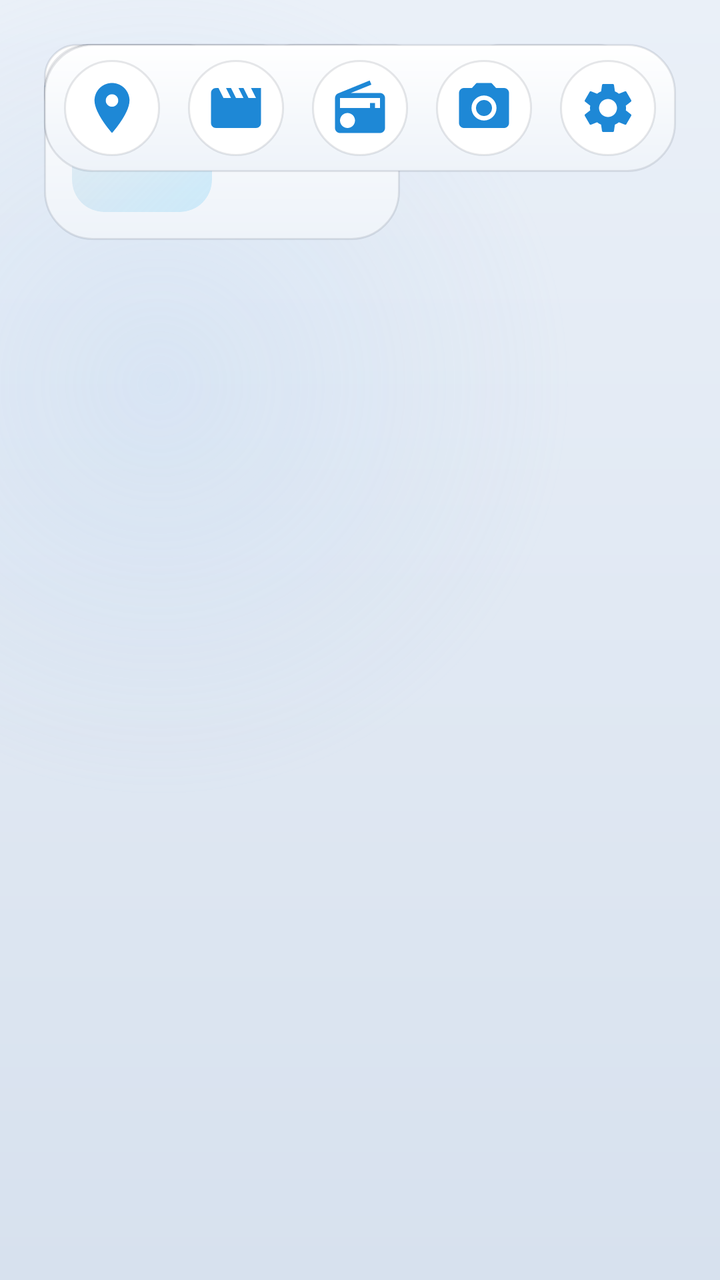
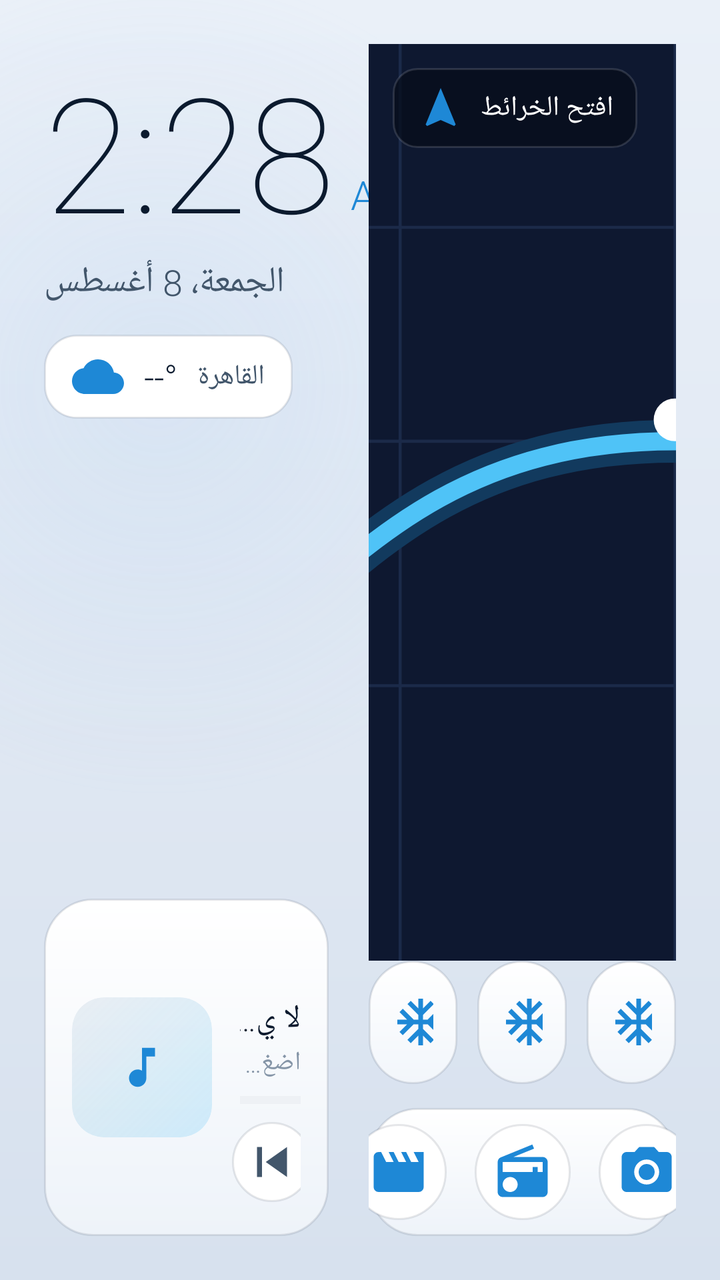

Before-and-after screenshots of an Android layout around one commit, followed by the original layout XML and the change that was made.
<!-- AndroidManifest.xml: application theme Theme.ZarwaLauncher -->
<!-- res/layout/fragment_dashboard.xml -->
<?xml version="1.0" encoding="utf-8"?>
<androidx.constraintlayout.widget.ConstraintLayout
    xmlns:android="http://schemas.android.com/apk/res/android"
    xmlns:app="http://schemas.android.com/apk/res/constraint"
    android:layout_width="match_parent"
    android:layout_height="match_parent"
    android:padding="22dp">

    <androidx.constraintlayout.widget.Guideline
        android:id="@+id/vGuide"
        android:layout_width="wrap_content"
        android:layout_height="wrap_content"
        android:orientation="vertical"
        app:layout_constraintGuide_percent="0.45" />

    
    <TextView
        android:id="@+id/txtClock"
        android:layout_width="wrap_content"
        android:layout_height="wrap_content"
        android:fontFamily="sans-serif-thin"
        android:text="2:28"
        android:textColor="@color/text_primary"
        android:textSize="80sp"
        app:layout_constraintStart_toStartOf="parent"
        app:layout_constraintTop_toTopOf="parent" />

    <TextView
        android:id="@+id/txtAmPm"
        android:layout_width="wrap_content"
        android:layout_height="wrap_content"
        android:layout_marginStart="8dp"
        android:layout_marginBottom="18dp"
        android:text="AM"
        android:textColor="@color/accent"
        android:textSize="20sp"
        app:layout_constraintBottom_toBottomOf="@id/txtClock"
        app:layout_constraintStart_toEndOf="@id/txtClock" />

    <TextView
        android:id="@+id/txtDate"
        android:layout_width="wrap_content"
        android:layout_height="wrap_content"
        android:fontFamily="sans-serif-light"
        android:text="الجمعة، 8 أغسطس"
        android:textColor="@color/text_secondary"
        android:textSize="18sp"
        app:layout_constraintStart_toStartOf="parent"
        app:layout_constraintTop_toBottomOf="@id/txtClock" />

    
    <LinearLayout
        android:id="@+id/weatherRow"
        android:layout_width="wrap_content"
        android:layout_height="wrap_content"
        android:layout_marginTop="14dp"
        android:background="@drawable/search_bg"
        android:gravity="center_vertical"
        android:orientation="horizontal"
        android:paddingHorizontal="14dp"
        android:paddingVertical="8dp"
        app:layout_constraintStart_toStartOf="parent"
        app:layout_constraintTop_toBottomOf="@id/txtDate">

        <ImageView
            android:id="@+id/weatherIcon"
            android:layout_width="26dp"
            android:layout_height="26dp"
            android:contentDescription="weather"
            android:src="@drawable/ic_cloud" />

        <TextView
            android:id="@+id/weatherTemp"
            android:layout_width="wrap_content"
            android:layout_height="wrap_content"
            android:layout_marginStart="10dp"
            android:text="--°"
            android:textColor="@color/text_primary"
            android:textSize="18sp" />

        <TextView
            android:id="@+id/weatherDesc"
            android:layout_width="wrap_content"
            android:layout_height="wrap_content"
            android:layout_marginStart="10dp"
            android:text="القاهرة"
            android:textColor="@color/text_secondary"
            android:textSize="14sp" />
    </LinearLayout>

    
    <androidx.constraintlayout.widget.ConstraintLayout
        android:id="@+id/mediaCard"
        android:layout_width="0dp"
        android:layout_height="wrap_content"
        android:background="@drawable/card_bg"
        android:padding="14dp"
        app:layout_constraintBottom_toBottomOf="parent"
        app:layout_constraintEnd_toStartOf="@id/vGuide"
        app:layout_constraintStart_toStartOf="parent">

        <ImageView
            android:id="@+id/albumArt"
            android:layout_width="70dp"
            android:layout_height="70dp"
            android:background="@drawable/album_placeholder"
            android:clipToOutline="true"
            android:contentDescription="album"
            android:scaleType="centerCrop"
            app:layout_constraintBottom_toBottomOf="parent"
            app:layout_constraintStart_toStartOf="parent"
            app:layout_constraintTop_toTopOf="parent" />

        <TextView
            android:id="@+id/txtTrack"
            android:layout_width="0dp"
            android:layout_height="wrap_content"
            android:layout_marginStart="14dp"
            android:ellipsize="end"
            android:maxLines="1"
            android:text="@string/now_playing"
            android:textColor="@color/text_primary"
            android:textSize="16sp"
            app:layout_constraintEnd_toEndOf="parent"
            app:layout_constraintStart_toEndOf="@id/albumArt"
            app:layout_constraintTop_toTopOf="@id/albumArt" />

        <TextView
            android:id="@+id/txtArtist"
            android:layout_width="0dp"
            android:layout_height="wrap_content"
            android:layout_marginStart="14dp"
            android:layout_marginTop="2dp"
            android:ellipsize="end"
            android:maxLines="1"
            android:text="@string/tap_to_play"
            android:textColor="@color/text_muted"
            android:textSize="13sp"
            app:layout_constraintEnd_toEndOf="parent"
            app:layout_constraintStart_toEndOf="@id/albumArt"
            app:layout_constraintTop_toBottomOf="@id/txtTrack" />

        <ProgressBar
            android:id="@+id/mediaProgress"
            style="?android:attr/progressBarStyleHorizontal"
            android:layout_width="0dp"
            android:layout_height="4dp"
            android:layout_marginStart="14dp"
            android:layout_marginTop="8dp"
            android:max="100"
            android:progress="0"
            android:progressTint="@color/accent"
            android:progressBackgroundTint="@color/stroke"
            app:layout_constraintEnd_toEndOf="parent"
            app:layout_constraintStart_toEndOf="@id/albumArt"
            app:layout_constraintTop_toBottomOf="@id/txtArtist" />

        <LinearLayout
            android:layout_width="wrap_content"
            android:layout_height="wrap_content"
            android:layout_marginStart="10dp"
            android:layout_marginTop="6dp"
            android:gravity="center_vertical"
            android:orientation="horizontal"
            app:layout_constraintStart_toEndOf="@id/albumArt"
            app:layout_constraintTop_toBottomOf="@id/mediaProgress">

            <ImageButton
                android:id="@+id/btnPrev"
                android:layout_width="40dp"
                android:layout_height="40dp"
                android:background="@drawable/btn_circle"
                android:contentDescription="prev"
                android:src="@drawable/ic_prev" />

            <ImageButton
                android:id="@+id/btnPlay"
                android:layout_width="46dp"
                android:layout_height="46dp"
                android:layout_marginStart="12dp"
                android:background="@drawable/btn_accent"
                android:contentDescription="play"
                android:src="@drawable/ic_play" />

            <ImageButton
                android:id="@+id/btnNext"
                android:layout_width="40dp"
                android:layout_height="40dp"
                android:layout_marginStart="12dp"
                android:background="@drawable/btn_circle"
                android:contentDescription="next"
                android:src="@drawable/ic_next" />
        </LinearLayout>

        <TextView
            android:id="@+id/mediaHint"
            android:layout_width="0dp"
            android:layout_height="wrap_content"
            android:layout_marginStart="14dp"
            android:layout_marginTop="6dp"
            android:text="@string/enable_media"
            android:textColor="@color/accent"
            android:textSize="12sp"
            android:visibility="gone"
            app:layout_constraintBottom_toBottomOf="parent"
            app:layout_constraintStart_toEndOf="@id/albumArt" />
    </androidx.constraintlayout.widget.ConstraintLayout>

    
    <FrameLayout
        android:id="@+id/navCard"
        android:layout_width="0dp"
        android:layout_height="0dp"
        android:layout_marginStart="20dp"
        android:background="@drawable/card_bg"
        android:clickable="true"
        android:focusable="true"
        android:foreground="@drawable/tile_focus"
        app:layout_constraintBottom_toTopOf="@id/statusRow"
        app:layout_constraintEnd_toEndOf="parent"
        app:layout_constraintStart_toEndOf="@id/vGuide"
        app:layout_constraintTop_toTopOf="parent">

        <ImageView
            android:layout_width="match_parent"
            android:layout_height="match_parent"
            android:contentDescription="map"
            android:scaleType="centerCrop"
            android:src="@drawable/nav_map" />

        <LinearLayout
            android:layout_width="wrap_content"
            android:layout_height="wrap_content"
            android:layout_gravity="top|start"
            android:layout_margin="12dp"
            android:background="@drawable/frost_chip"
            android:gravity="center_vertical"
            android:orientation="horizontal"
            android:paddingHorizontal="12dp"
            android:paddingVertical="8dp">

            <ImageView
                android:layout_width="24dp"
                android:layout_height="24dp"
                android:contentDescription="turn"
                android:src="@drawable/ic_nav" />

            <TextView
                android:layout_width="wrap_content"
                android:layout_height="wrap_content"
                android:layout_marginStart="8dp"
                android:text="@string/open_maps"
                android:textColor="#FFFFFF"
                android:textSize="14sp" />
        </LinearLayout>
    </FrameLayout>

    
    <LinearLayout
        android:id="@+id/statusRow"
        android:layout_width="0dp"
        android:layout_height="wrap_content"
        android:layout_marginStart="20dp"
        android:layout_marginBottom="12dp"
        android:baselineAligned="false"
        android:orientation="horizontal"
        app:layout_constraintBottom_toTopOf="@id/dock"
        app:layout_constraintEnd_toEndOf="parent"
        app:layout_constraintStart_toEndOf="@id/vGuide">

        <include
            android:id="@+id/btnClimate"
            layout="@layout/view_status_button"
            android:layout_width="0dp"
            android:layout_height="wrap_content"
            android:layout_weight="1" />

        <include
            android:id="@+id/btnFuel"
            layout="@layout/view_status_button"
            android:layout_width="0dp"
            android:layout_height="wrap_content"
            android:layout_marginStart="10dp"
            android:layout_weight="1" />

        <include
            android:id="@+id/btnCar"
            layout="@layout/view_status_button"
            android:layout_width="0dp"
            android:layout_height="wrap_content"
            android:layout_marginStart="10dp"
            android:layout_weight="1" />
    </LinearLayout>

    
    <LinearLayout
        android:id="@+id/dock"
        android:layout_width="0dp"
        android:layout_height="wrap_content"
        android:layout_marginStart="20dp"
        android:background="@drawable/card_bg"
        android:gravity="center"
        android:orientation="horizontal"
        android:paddingVertical="8dp"
        app:layout_constraintBottom_toBottomOf="parent"
        app:layout_constraintEnd_toEndOf="parent"
        app:layout_constraintStart_toEndOf="@id/vGuide">

        <ImageButton android:id="@+id/dockPhone" style="@style/DockIcon" android:src="@drawable/ic_phone" />
        <ImageButton android:id="@+id/dockMaps" style="@style/DockIcon" android:src="@drawable/ic_maps" />
        <ImageButton android:id="@+id/dockVideo" style="@style/DockIcon" android:src="@drawable/ic_video" />
        <ImageButton android:id="@+id/dockRadio" style="@style/DockIcon" android:src="@drawable/ic_radio" />
        <ImageButton android:id="@+id/dockCamera" style="@style/DockIcon" android:src="@drawable/ic_camera" />
        <ImageButton android:id="@+id/dockSettings" style="@style/DockIcon" android:src="@drawable/ic_settings" />
        <ImageButton android:id="@+id/dockApps" style="@style/DockIcon" android:src="@drawable/ic_apps" />
    </LinearLayout>

</androidx.constraintlayout.widget.ConstraintLayout>
<!-- res/layout/view_status_button.xml (included above) -->
<?xml version="1.0" encoding="utf-8"?>
<LinearLayout xmlns:android="http://schemas.android.com/apk/res/android"
    android:layout_width="match_parent"
    android:layout_height="wrap_content"
    android:background="@drawable/tile_bg"
    android:foreground="@drawable/tile_focus"
    android:clickable="true"
    android:focusable="true"
    android:gravity="center_vertical"
    android:orientation="horizontal"
    android:padding="12dp">

    <ImageView
        android:id="@+id/statusIcon"
        android:layout_width="28dp"
        android:layout_height="28dp"
        android:contentDescription="status"
        android:src="@drawable/ic_climate" />

    <LinearLayout
        android:layout_width="0dp"
        android:layout_height="wrap_content"
        android:layout_marginStart="10dp"
        android:layout_weight="1"
        android:orientation="vertical">

        <TextView
            android:id="@+id/statusTitle"
            android:layout_width="wrap_content"
            android:layout_height="wrap_content"
            android:ellipsize="end"
            android:maxLines="1"
            android:text="22°"
            android:textColor="@color/text_primary"
            android:textSize="17sp" />

        <TextView
            android:id="@+id/statusSub"
            android:layout_width="wrap_content"
            android:layout_height="wrap_content"
            android:ellipsize="end"
            android:maxLines="1"
            android:text="التكييف"
            android:textColor="@color/text_muted"
            android:textSize="11sp" />
    </LinearLayout>

</LinearLayout>
<!-- resources referenced by this layout -->
<resources>
  <color name="accent">#1E88D6</color>
  <color name="stroke">#1A0B1A2E</color>
  <color name="text_muted">#8595A7</color>
  <color name="text_primary">#0B1A2E</color>
  <color name="text_secondary">#42566B</color>
  <!-- drawable btn_circle (drawable) -->
  <?xml version="1.0" encoding="utf-8"?>
  <ripple xmlns:android="http://schemas.android.com/apk/res/android"
      android:color="@color/tile_press">
      <item>
          <shape android:shape="oval">
              <solid android:color="@color/btn_fill" />
              <stroke android:width="1dp" android:color="@color/stroke" />
          </shape>
      </item>
  </ripple>
  <!-- drawable frost_chip (drawable) -->
  <?xml version="1.0" encoding="utf-8"?>
  <shape xmlns:android="http://schemas.android.com/apk/res/android" android:shape="rectangle">
      <corners android:radius="12dp" />
      <solid android:color="#B8060C19" />
      <stroke android:width="1dp" android:color="#22FFFFFF" />
  </shape>
  <!-- drawable ic_nav (drawable) -->
  <vector xmlns:android="http://schemas.android.com/apk/res/android"
      android:width="30dp" android:height="30dp"
      android:viewportWidth="24" android:viewportHeight="24"
      android:tint="@color/accent">
      <path android:fillColor="#FFFFFF"
          android:pathData="M12,2L4.5,20.29l0.71,0.71L12,18l6.79,3 0.71,-0.71z" />
  </vector>
  <!-- drawable ic_next (drawable) -->
  <vector xmlns:android="http://schemas.android.com/apk/res/android"
      android:width="30dp" android:height="30dp"
      android:viewportWidth="24" android:viewportHeight="24"
      android:tint="@color/text_secondary">
      <path android:fillColor="#FFFFFF" android:pathData="M6,18l8.5,-6L6,6zM16,6v12h2V6z" />
  </vector>
  <!-- drawable ic_play (drawable) -->
  <vector xmlns:android="http://schemas.android.com/apk/res/android"
      android:width="34dp" android:height="34dp"
      android:viewportWidth="24" android:viewportHeight="24"
      android:tint="@color/text_primary">
      <path android:fillColor="#FFFFFF" android:pathData="M8,5v14l11,-7z" />
  </vector>
  <!-- drawable ic_prev (drawable) -->
  <vector xmlns:android="http://schemas.android.com/apk/res/android"
      android:width="30dp" android:height="30dp"
      android:viewportWidth="24" android:viewportHeight="24"
      android:tint="@color/text_secondary">
      <path android:fillColor="#FFFFFF" android:pathData="M6,6h2v12H6zM9.5,12l8.5,6V6z" />
  </vector>
  <!-- drawable search_bg (drawable) -->
  <?xml version="1.0" encoding="utf-8"?>
  <shape xmlns:android="http://schemas.android.com/apk/res/android" android:shape="rectangle">
      <corners android:radius="16dp" />
      <solid android:color="@color/chip_fill" />
      <stroke android:width="1dp" android:color="@color/stroke" />
  </shape>
  <string name="enable_media">فعّل قراءة الموسيقى</string>
  <string name="now_playing">لا يوجد تشغيل</string>
  <string name="open_maps">افتح الخرائط</string>
  <string name="tap_to_play">اضغط لتشغيل الموسيقى</string>
  <!-- drawable ic_music (drawable) -->
  <vector xmlns:android="http://schemas.android.com/apk/res/android"
      android:width="30dp" android:height="30dp"
      android:viewportWidth="24" android:viewportHeight="24"
      android:tint="@color/accent">
      <path android:fillColor="#FFFFFF"
          android:pathData="M12,3v10.55c-0.59,-0.34 -1.27,-0.55 -2,-0.55 -2.21,0 -4,1.79 -4,4s1.79,4 4,4 4,-1.79 4,-4V7h4V3h-6z" />
  </vector>
  <color name="accent_dark">#1565A8</color>
  <color name="tile_press">#14000000</color>
  <color name="btn_fill">#FFFFFFFF</color>
  <color name="card_fill_a">#FFFFFFFF</color>
  <color name="card_fill_b">#EEF3F9</color>
  <color name="chip_fill">#FFFFFFFF</color>
  <color name="tile_fill_a">#FFFFFFFF</color>
  <color name="tile_fill_b">#F2F6FB</color>
  <color name="accent_soft">#221E88D6</color>
  <string name="all_apps">التطبيقات</string>
  <color name="white">#FFFFFFFF</color>
  <color name="bg_bottom">#D7E1EE</color>
  <color name="bg_top">#EAF0F8</color>
  <color name="glow">#33A9CBF0</color>
  <!-- unchanged entries left out for length: 18 -->
</resources>

<!-- the commit's change to res/layout/fragment_dashboard.xml (unified diff, before → after) -->
@@ -1,7 +1,7 @@
 <?xml version="1.0" encoding="utf-8"?>
 <androidx.constraintlayout.widget.ConstraintLayout
     xmlns:android="http://schemas.android.com/apk/res/android"
-    xmlns:app="http://schemas.android.com/apk/res/constraint"
+    xmlns:app="http://schemas.android.com/apk/res-auto"
     android:layout_width="match_parent"
     android:layout_height="match_parent"
     android:padding="22dp">
